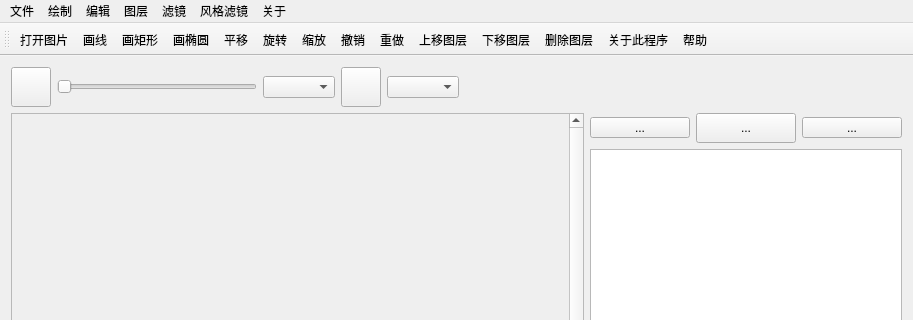
Qt form src/View/mainwindow.ui (TTTrails/SoftWare_Management) before a commit; both pictures show x 0 to 913 and y 0 to 320 of the 913 by 828 pixel window.
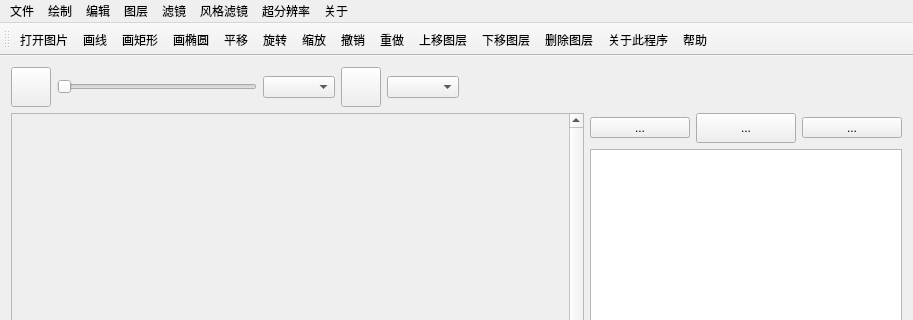
The same form after that commit. Icons and pictures are not drawn. Custom widgets are drawn as their Qt base class.

What changed in the file:
```diff
--- a/src/View/mainwindow.ui
+++ b/src/View/mainwindow.ui
@@ -341,12 +341,22 @@
     <addaction name="action_freezing"/>
     <addaction name="action_oilPaint"/>
    </widget>
+   <widget class="QMenu" name="menu_8">
+    <property name="title">
+     <string>超分辨率</string>
+    </property>
+    <addaction name="action_FSRCNN"/>
+    <addaction name="action_EDSR"/>
+    <addaction name="action_ESPCN"/>
+    <addaction name="action_LapSRN"/>
+   </widget>
    <addaction name="menu"/>
    <addaction name="menu_2"/>
    <addaction name="menu_4"/>
    <addaction name="menu_5"/>
    <addaction name="menu_6"/>
    <addaction name="menu_7"/>
+   <addaction name="menu_8"/>
    <addaction name="menu_3"/>
   </widget>
   <widget class="QToolBar" name="mainToolBar">
```
Left out of the diff: 20 changed lines with no effect on the pictures.
